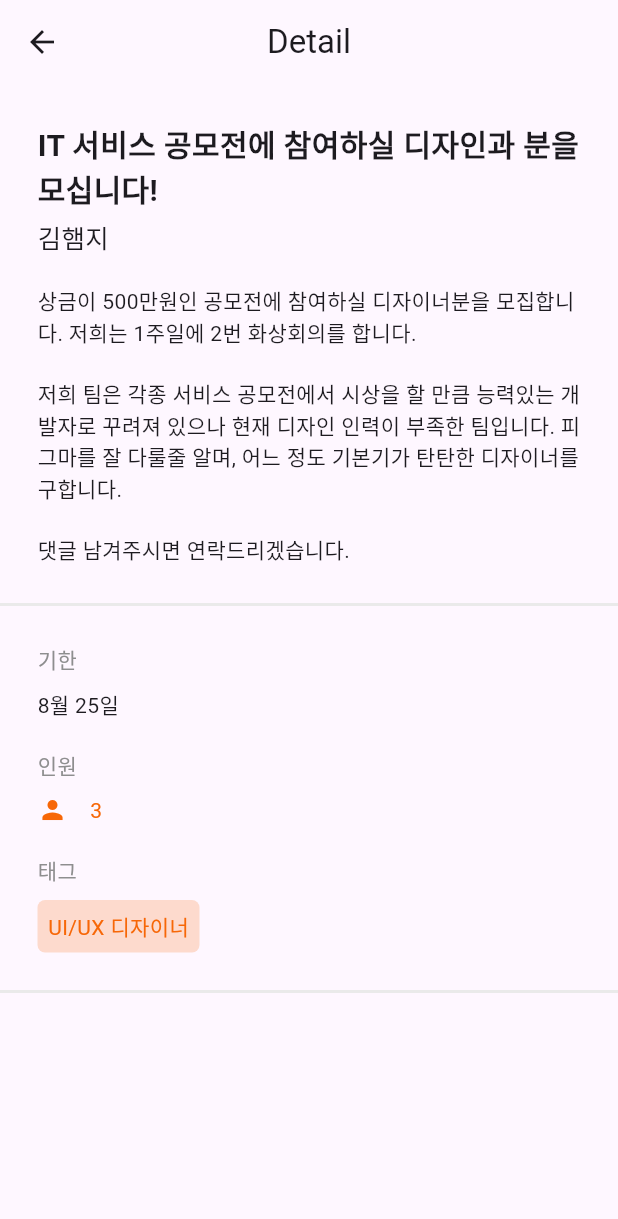
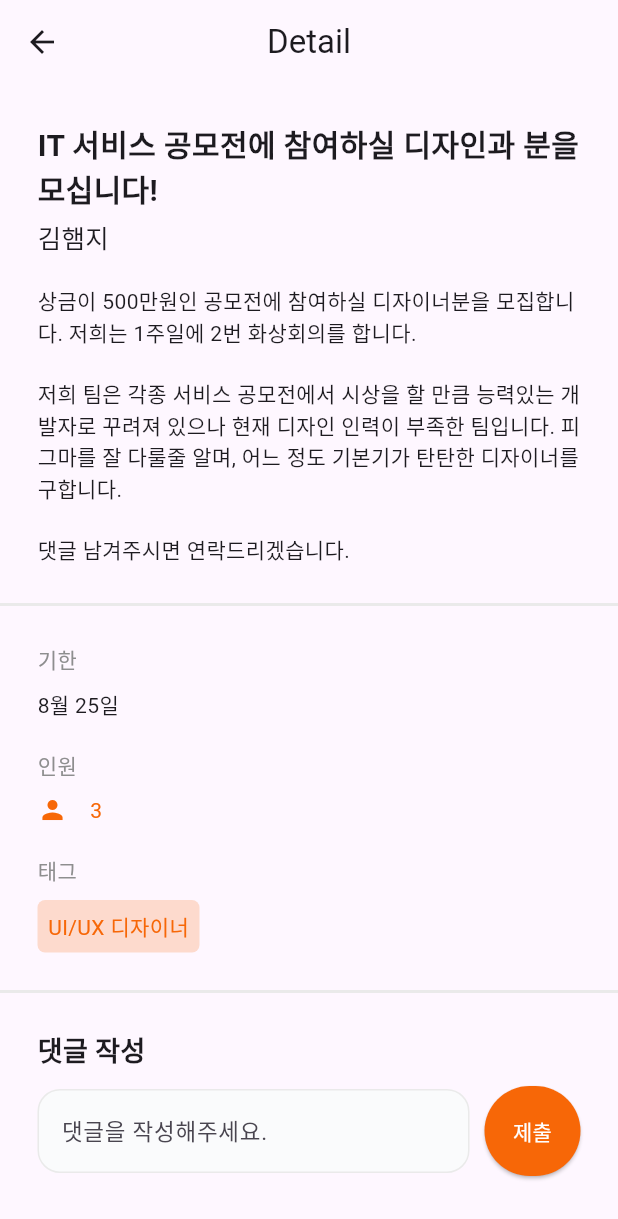
Before and after one commit to DreamOrReality/Dream-Or-Reality-Flutter, a Flutter app: the StudyDetailScreen screen opened by its route, on a phone screen of 412 x 824 dp. Shown: the top 1219 px of the screen. Run offline on Flutter 3.47's test engine with Material 3 defaults, Android fonts, the phone set to English and light mode, and no system bars; our stand-ins replace shared_preferences, table_calendar; accounts and stored records are empty.

Commit message:
feat. 댓글 작성 란

```diff
--- a/lib/screens/study/study_detail_screen.dart
+++ b/lib/screens/study/study_detail_screen.dart
@@ -9,6 +9,8 @@ class StudyDetailScreen extends StatefulWidget {
 }
 
 class _StudyDetailScreenState extends State<StudyDetailScreen> {
+  final TextEditingController _commentController = TextEditingController();
+
   @override
   Widget build(BuildContext context) {
     return Scaffold(
@@ -22,6 +24,7 @@ class _StudyDetailScreenState extends State<StudyDetailScreen> {
           children: [
             buildDetailHeader(),
             buildDetailInfo(),
+            buildCommentSection(),
           ],
         ),
       ),
@@ -53,7 +56,7 @@ class _StudyDetailScreenState extends State<StudyDetailScreen> {
     );
   }
 
-  // 기한 / 인원을 출력
+  // 기한 / 인원 / 태그를 출력
   Widget buildDetailInfo() {
     return Container(
       padding: EdgeInsets.all(25),
@@ -98,6 +101,75 @@ class _StudyDetailScreenState extends State<StudyDetailScreen> {
     );
   }
 
+  // 댓글 작성 란
+  Widget buildCommentSection() {
+    return Padding(
+      padding: EdgeInsets.all(25),
+      child: Column(
+        crossAxisAlignment: CrossAxisAlignment.start,
+        children: [
+          Text(
+            '댓글 작성',
+            style: TextStyle(fontSize: 18, fontWeight: FontWeight.bold),
+          ),
+          SizedBox(height: 10),
+          Row(
+            children: [
+              Expanded(
+                child: TextField(
+                  controller: _commentController,
+                  maxLines: 1,
+                  decoration: InputDecoration(
+                    hintText: '댓글을 작성해주세요.',
+                    hintStyle: const TextStyle(fontSize: 15),
+                    border: OutlineInputBorder(
+                      borderRadius: BorderRadius.circular(15),
+                      borderSide: BorderSide(
+                        color: strokeColor,
+                      ),
+                    ),
+                    enabledBorder: OutlineInputBorder(
+                      borderRadius: BorderRadius.circular(15),
+                      borderSide: BorderSide(
+                        color: strokeColor,
+                      ),
+                    ),
+                    focusedBorder: OutlineInputBorder(
+                      borderRadius: BorderRadius.circular(15),
+                      borderSide: BorderSide(
+                        color: primaryColor,
+                      ),
+                    ),
+                    filled: true,
+                    fillColor: inputBackgroundColor,
+                  ),
+                ),
+              ),
+              SizedBox(width: 10),
+              ElevatedButton(
+                onPressed: () {
+                  // 댓글 제출 로직 추가
+                  String comment = _commentController.text;
+                  if (comment.isNotEmpty) {
+                    // 댓글 제출 처리 (예: 서버에 댓글 전송, 로컬 상태 업데이트 등)
+                    print('Comment submitted: $comment');
+                    _commentController.clear();
+                  }
+                },
+                style: ElevatedButton.styleFrom(
+                    foregroundColor: Colors.white,
+                    backgroundColor: primaryColor,
+                    padding: EdgeInsets.fromLTRB(15, 20, 15, 20)),
+                child: Text('제출'),
+              ),
+            ],
+          ),
+        ],
+      ),
+    );
+  }
+
+  // 기한 / 인원 / 태그의 형식을 위젯화
   Widget buildInfoSection({required String title, required Widget content}) {
     return Column(
       crossAxisAlignment: CrossAxisAlignment.start,
```
